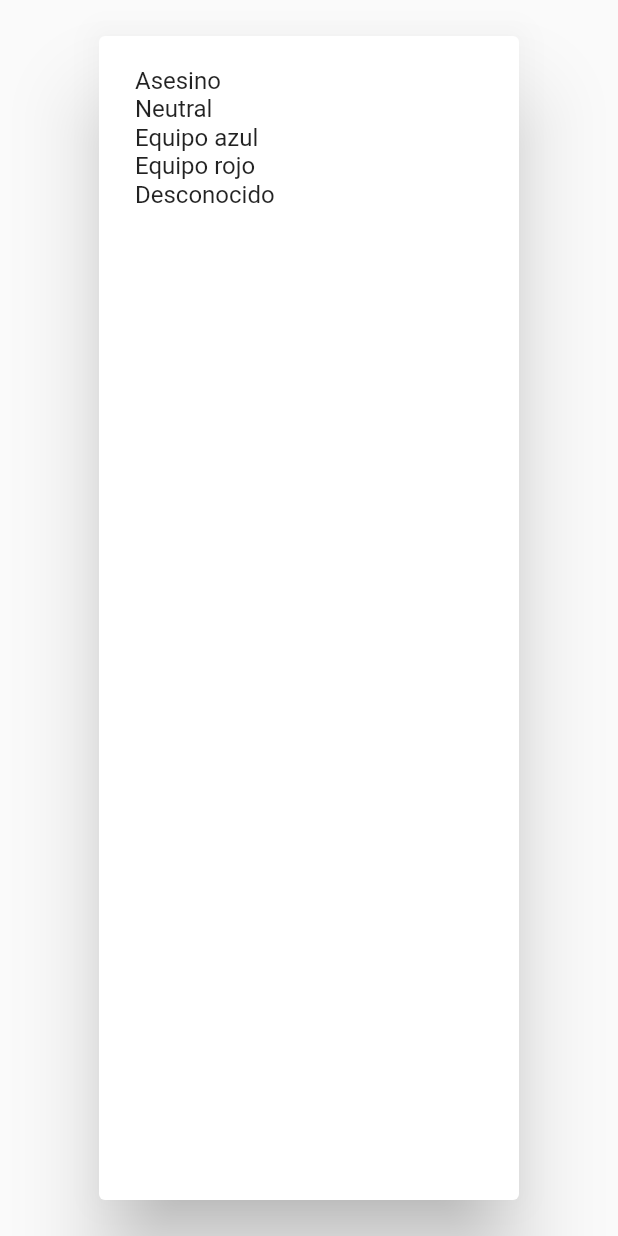
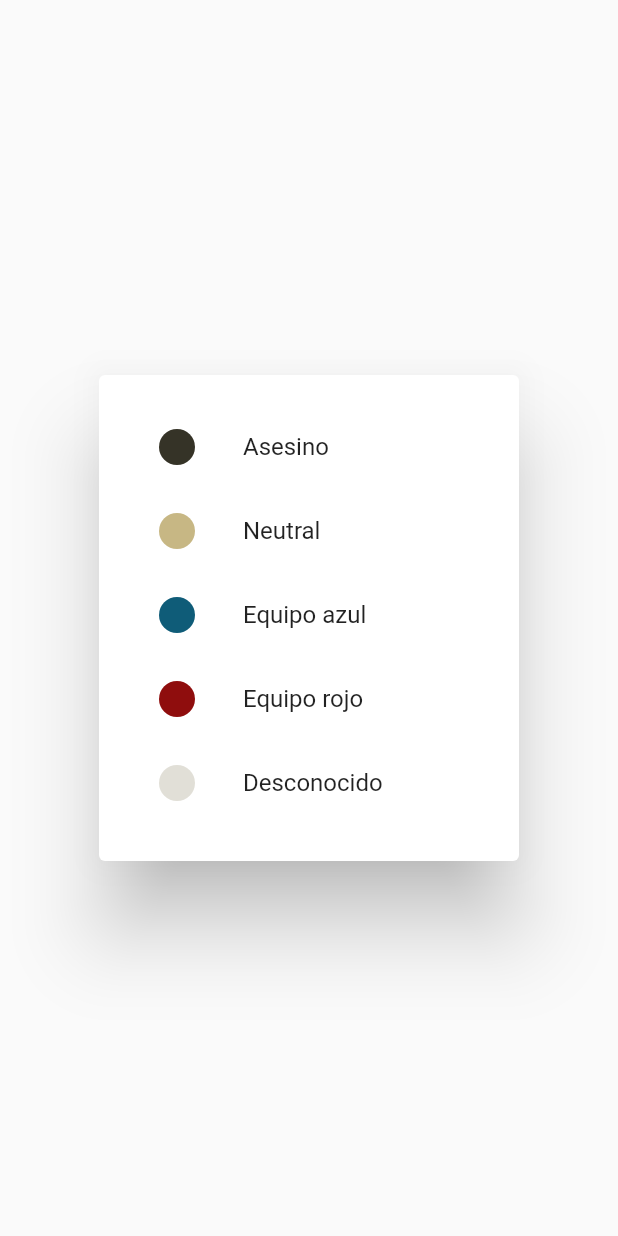
Before and after one commit to TheHolyDenier/spy_masters, a Flutter app: the SelectColorWidget widget shown alone on an empty page, opened directly, on a phone screen of 412 x 824 dp. Run offline on Flutter 3.47's test engine with Material 2 defaults, Android fonts, the phone set to English and light mode, and no system bars; our stand-ins replace permission_handler, qr_flutter, share; missing offline and left inert: barcode_scan.

Commit message:
player board

```diff
--- a/lib/screens/export_qr_screen.dart
+++ b/lib/screens/export_qr_screen.dart
@@ -87,7 +87,7 @@ class _ExportQrScreenState extends State<ExportQrScreen> {
       backgroundColor: Palette.background,
       appBar: AppBar(
         title: Text(
-          Strings.qr.toUpperCase(),
+          Strings.export.toUpperCase(),
           style: TextStyle(fontFamily: 'Fjalla'),
         ),
         leading: IconButton(
--- a/lib/screens/widgets/select_color_widget.dart
+++ b/lib/screens/widgets/select_color_widget.dart
@@ -1,34 +1,32 @@
 import 'package:flutter/material.dart';
 
 //SCREENS
-
 
 //MODELS
 import '../../models/enums/card_type.dart';
 
 //UTILS
 
-
-
 class SelectColorWidget extends StatelessWidget {
   @override
   Widget build(BuildContext context) {
     return AlertDialog(
       content: Column(
+        mainAxisSize: MainAxisSize.min,
         children: [
           for (var type in CardType.values)
-            InkWell(
-              onTap: () => type,
-              child: Row(
-                children: [
-                  ClipOval(
-                    child: Container(
-                      decoration: BoxDecoration(color: type.color),
-                    ),
-                  ),
-                  Text(type.toText)
-                ],
+            ListTile(
+              onTap: () {
+                Navigator.pop(context, type);
+              },
+              leading: ClipOval(
+                child: Container(
+                  width: 24,
+                  height: 24,
+                  decoration: BoxDecoration(color: type.color),
+                ),
               ),
+              title: Text(type.toText),
             )
         ],
       ),
--- a/lib/utils/strings.dart
+++ b/lib/utils/strings.dart
@@ -4,7 +4,7 @@ class Strings {
   static const new_game = 'Partida nueva';
   static const go_back = 'Volver';
   static const warning_changes = 'No podrá deshacer esta acción.';
-  static const qr = 'Qr escáner';
+  static const export = 'Exporta el tablero';
 
   static const share = 'compartir';
   static const send_data =
```
Also changed, not shown: lib/screens/widgets/card_widget.dart (+21 -6 lines).
